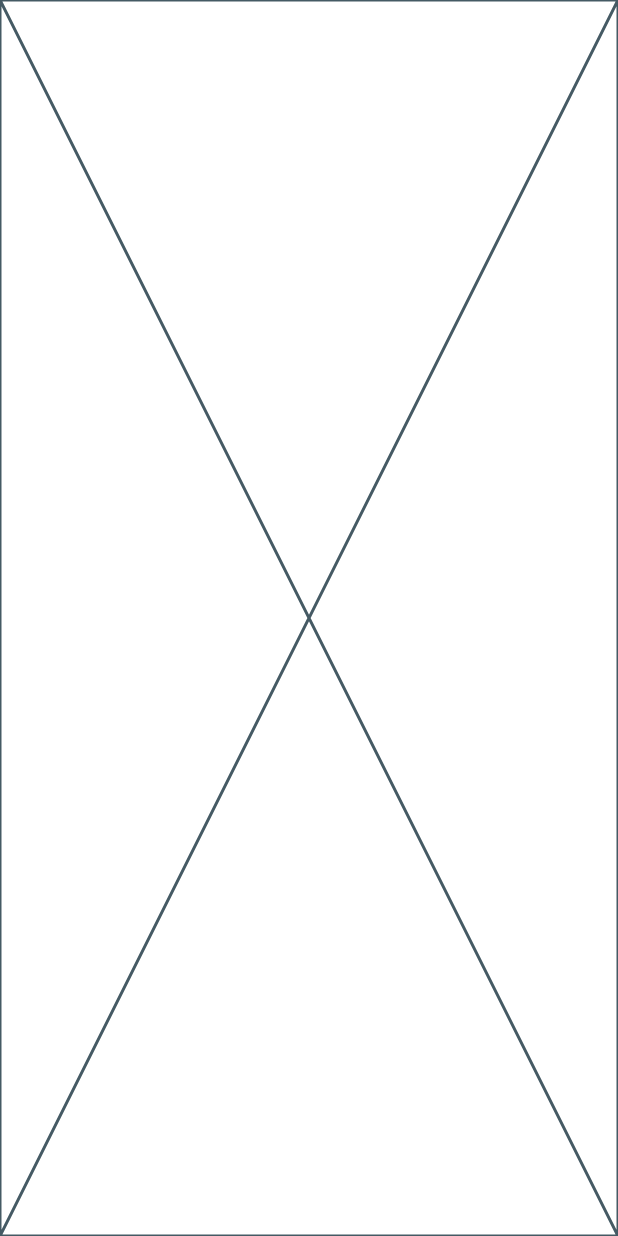
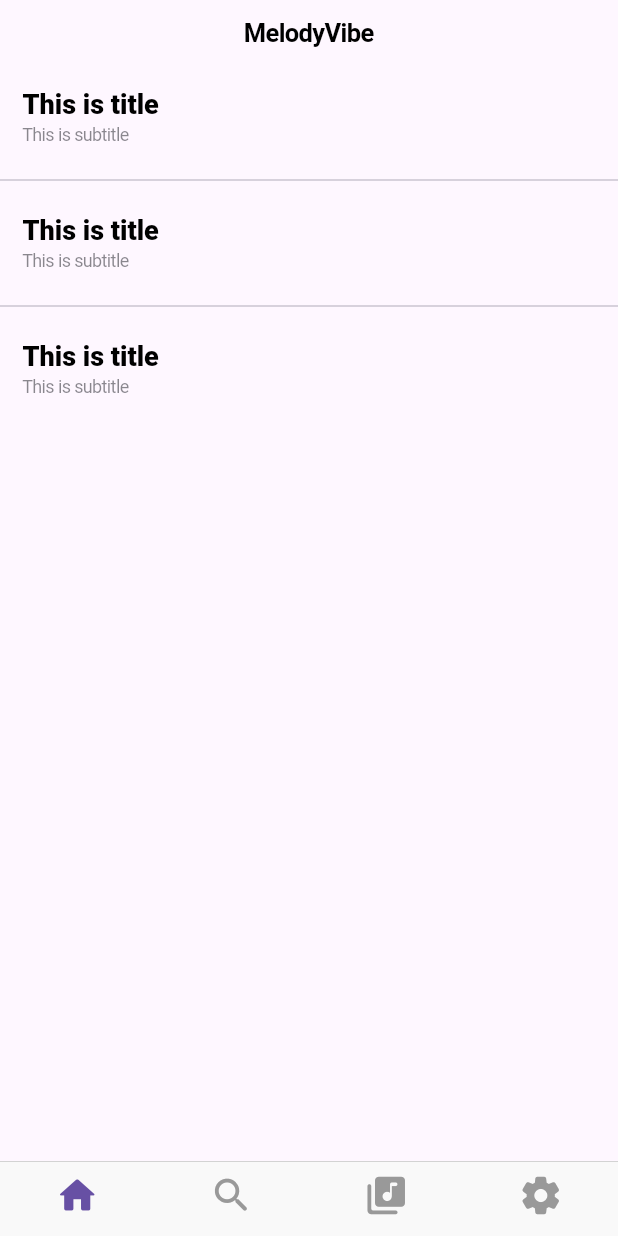
Before and after one commit to Karelaking/MelodyVibe, a Flutter app: the screen it shows after launch, on a phone screen of 412 x 824 dp. Run offline on Flutter 3.47's test engine with Material 3 defaults, Android fonts, the phone set to English and light mode, and no system bars.

Commit message:
Create Bottom Navigation Bar

```diff
--- /dev/null
+++ b/lib/Constants/size.dart
@@ -0,0 +1,87 @@
+import 'package:flutter/material.dart';
+
+class AppSize{
+  // Width Size Constants
+ double width(context,double size) => MediaQuery.of(context).size.width * size;
+ double width1(context) => MediaQuery.of(context).size.width * 0.01;
+ double width2(context) => MediaQuery.of(context).size.width * 0.02;
+ double width3(context) => MediaQuery.of(context).size.width * 0.03;
+ double width4(context) => MediaQuery.of(context).size.width * 0.04;
+ double width5(context) => MediaQuery.of(context).size.width * 0.05;
+ double width6(context) => MediaQuery.of(context).size.width * 0.06;
+ double width7(context) => MediaQuery.of(context).size.width * 0.07;
+ double width8(context) => MediaQuery.of(context).size.width * 0.08;
+ double width9(context) => MediaQuery.of(context).size.width * 0.09;
+ double width10(context) => MediaQuery.of(context).size.width * 0.10;
+ double width15(context) => MediaQuery.of(context).size.width * 0.15;
+ double width20(context) => MediaQuery.of(context).size.width * 0.20;
+ double width25(context) => MediaQuery.of(context).size.width * 0.25;
+ double width30(context) => MediaQuery.of(context).size.width * 0.30;
+ double width35(context) => MediaQuery.of(context).size.width * 0.35;
+ double width40(context) => MediaQuery.of(context).size.width * 0.40;
+ double width45(context) => MediaQuery.of(context).size.width * 0.45;
+ double width50(context) => MediaQuery.of(context).size.width * 0.50;
+ double width55(context) => MediaQuery.of(context).size.width * 0.55;
+ double width60(context) => MediaQuery.of(context).size.width * 0.60;
+ double width65(context) => MediaQuery.of(context).size.width * 0.65;
+ double width70(context) => MediaQuery.of(context).size.width * 0.70;
+ double width75(context) => MediaQuery.of(context).size.width * 0.75;
+ double width80(context) => MediaQuery.of(context).size.width * 0.80;
+ double width85(context) => MediaQuery.of(context).size.width * 0.85;
+ double width90(context) => MediaQuery.of(context).size.width * 0.90;
+ double width95(context) => MediaQuery.of(context).size.width * 0.95;
+ double width100(context) => MediaQuery.of(context).size.width;
+
+  // Height Size Constants
+ double height(context,double size) => MediaQuery.of(context).size.height * size;
+ double height1(context) => MediaQuery.of(context).size.height * 0.01;
+ double height2(context) => MediaQuery.of(context).size.height * 0.02;
+ double height3(context) => MediaQuery.of(context).size.height * 0.03;
+ double height4(context) => MediaQuery.of(context).size.height * 0.04;
+ double height5(context) => MediaQuery.of(context).size.height * 0.05;
+ double height6(context) => MediaQuery.of(context).size.height * 0.06;
+ double height7(context) => MediaQuery.of(context).size.height * 0.07;
+ double height8(context) => MediaQuery.of(context).size.height * 0.08;
+ double height9(context) => MediaQuery.of(context).size.height * 0.09;
+ double height10(context) => MediaQuery.of(context).size.height * 0.10;
+ double height15(context) => MediaQuery.of(context).size.height * 0.15;
+ double height20(context) => MediaQuery.of(context).size.height * 0.20;
+ double height25(context) => MediaQuery.of(context).size.height * 0.25;
+ double height30(context) => MediaQuery.of(context).size.height * 0.30;
+ double height35(context) => MediaQuery.of(context).size.height * 0.35;
+ double height40(context) => MediaQuery.of(context).size.height * 0.40;
+ double height45(context) => MediaQuery.of(context).size.height * 0.45;
+ double height50(context) => MediaQuery.of(context).size.height * 0.50;
+ double height55(context) => MediaQuery.of(context).size.height * 0.55;
+ double height60(context) => MediaQuery.of(context).size.height * 0.60;
+ double height65(context) => MediaQuery.of(context).size.height * 0.65;
+ double height70(context) => MediaQuery.of(context).size.height * 0.70;
+ double height75(context) => MediaQuery.of(context).size.height * 0.75;
+ double height80(context) => MediaQuery.of(context).size.height * 0.80;
+ double height85(context) => MediaQuery.of(context).size.height * 0.85;
+ double height90(context) => MediaQuery.of(context).size.height * 0.90;
+ double height95(context) => MediaQuery.of(context).size.height * 0.95;
+ double height100(context) => MediaQuery.of(context).size.height;
+
+  // Font Wright Constants
+  static const fw1 =  FontWeight.w100;
+  static const fw2 =  FontWeight.w200;
+  static const fw3 =  FontWeight.w300;
+  static const fw4 =  FontWeight.w400;
+  static const fw5 =  FontWeight.w500;
+  static const fw6 =  FontWeight.w600;
+  static const fw7 =  FontWeight.w700;
+  static const fw8 =  FontWeight.w800;
+  static const fw9 =  FontWeight.w900;
+
+  // Font Size
+  static const double f10 = 10;
+  static const double f15 = 15;
+  static const double f18 = 18;
+  static const double f20 = 20;
+  static const double f24 = 24;
+  static const double f25 = 25;
+  static const double f30 = 30;
+
+
+}
--- a/lib/Pages/Home/home.dart
+++ b/lib/Pages/Home/home.dart
@@ -1,4 +1,6 @@
+import 'package:flutter/cupertino.dart';
 import 'package:flutter/material.dart';
+import 'package:melodyvibe/Widgets/MusicListTile/music_list_tile.dart';
 
 class Home extends StatefulWidget {
   const Home({super.key});
@@ -10,6 +12,17 @@ class Home extends StatefulWidget {
 class _HomeState extends State<Home> {
   @override
   Widget build(BuildContext context) {
-    return const Placeholder();
+    return CupertinoPageScaffold(
+      navigationBar: const CupertinoNavigationBar(
+        middle: Text('MelodyVibe'),
+      ),
+      child:ListView(children: const [
+        MusicListTile(),
+        Divider(),
+        MusicListTile(),
+        Divider(),
+        MusicListTile(),
+        ],)
+    );
   }
 }
--- /dev/null
+++ b/lib/Widgets/BottomBar/bottom_bar.dart
@@ -0,0 +1,46 @@
+import 'package:flutter/cupertino.dart';
+import 'package:flutter/material.dart';
+import 'package:melodyvibe/Pages/Home/home.dart';
+import 'package:melodyvibe/Pages/Library/library.dart';
+import 'package:melodyvibe/Pages/Search/search.dart';
+import 'package:melodyvibe/Pages/Settings/settings.dart';
+
+class BottomBar extends StatelessWidget {
+  const BottomBar({super.key});
+
+  @override
+  Widget build(BuildContext context) {
+    return CupertinoTabScaffold(
+      tabBar: CupertinoTabBar(
+        items: const [
+          BottomNavigationBarItem(
+            icon: Icon(Icons.home_rounded),
+          ),
+          BottomNavigationBarItem(
+            icon: Icon(Icons.search_rounded),
+          ),
+          BottomNavigationBarItem(
+            icon: Icon(Icons.library_music_rounded),
+          ),
+          BottomNavigationBarItem(
+            icon: Icon(Icons.settings_rounded),
+          ),
+        ],
+      ),
+      tabBuilder: (context, index) {
+        switch (index) {
+          case 0:
+            return const Home();
+          case 1:
+            return const Search();
+          case 2:
+            return const Library();
+          case 3:
+            return const Settings();
+          default:
+            return const Home();
+        }
+      },
+    );
+  }
+}
--- /dev/null
+++ b/lib/Widgets/MusicListTile/music_list_tile.dart
@@ -0,0 +1,39 @@
+import 'package:flutter/cupertino.dart';
+import 'package:melodyvibe/Constants/size.dart';
+
+class MusicListTile extends StatelessWidget {
+  const MusicListTile({super.key});
+
+  @override
+  Widget build(BuildContext context) {
+    return CupertinoContextMenu(
+      actions: const [
+        CupertinoContextMenuAction(
+          trailingIcon: CupertinoIcons.delete,
+          child: Text('Delete'),
+        ),
+        CupertinoContextMenuAction(
+          trailingIcon: CupertinoIcons.share,
+          child: Text('Share'),
+        ),
+        CupertinoContextMenuAction(
+          trailingIcon: CupertinoIcons.heart,
+          child: Text('Like'),
+        ),
+      ],
+      child: CupertinoListTile(
+        padding: const EdgeInsets.symmetric(vertical: 15, horizontal: 15),
+        title: RichText(
+          text: const TextSpan(
+            text: 'This is title',
+            style: TextStyle(
+                color: CupertinoColors.black,
+                fontWeight: FontWeight.w800,
+                fontSize: AppSize.f18),
+          ),
+        ),
+        subtitle: const Text('This is subtitle'),
+      ),
+    );
+  }
+}
--- a/lib/main.dart
+++ b/lib/main.dart
@@ -1,5 +1,7 @@
 import 'package:flutter/material.dart';
-import 'package:musick2k/Pages/Home/home.dart';
+import 'package:melodyvibe/Widgets/BottomBar/bottom_bar.dart';
+
+
 
 void main() {
   runApp(const MyApp());
@@ -10,8 +12,8 @@ class MyApp extends StatelessWidget {
   @override
   Widget build(BuildContext context) {
     return const MaterialApp(
-      title: 'Music K2k',
-      home: Home(),
+      title: 'MelodyVibe',
+      home: BottomBar(),
     );
   }
 }
```
Also changed, not shown: lib/Constants/icons.dart (added, +45 -0 lines), lib/Pages/About/about.dart (added, +10 -0 lines), lib/Pages/Library/library.dart (added, +10 -0 lines), lib/Pages/Search/search.dart (added, +10 -0 lines), lib/Pages/Settings/settings.dart (added, +19 -0 lines), lib/Widgets/FullSizedRoundedButton/full_rounded_button.dart (added, +49 -0 lines), pubspec.yaml (+4 -3 lines), assets/images/music_background.jpg (added), lib/Themes/themes.dart (added), pubspec.lock, 4 other files.
